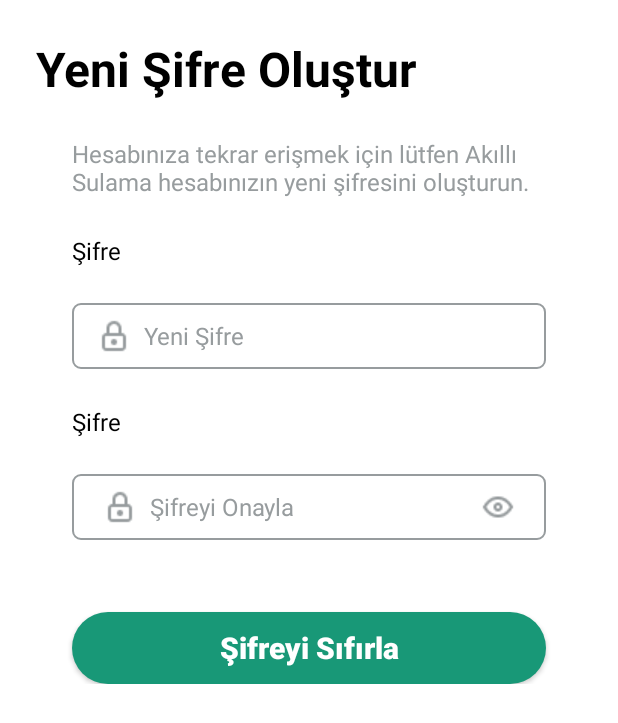
After one commit to elifcr/Sulama_Sistemi, an Android app: the NewPasswordActivity screen opened directly, with no data from a screen before it, on a phone screen of 412 x 824 dp. The commit adds this screen. Shown: the top 723 px of the screen. Run offline under Robolectric (Android 15) with nearby library versions, the phone set to English and light mode, and no system bars.

Commit message:
Şifremi Unuttum

```diff
--- a/app/build.gradle.kts
+++ b/app/build.gradle.kts
@@ -38,7 +38,6 @@ android {
         viewBinding = true
         dataBinding = true
     }
-
 }
 
 dependencies {
--- /dev/null
+++ b/app/src/main/java/com/example/myapplication/NewPasswordActivity.kt
@@ -0,0 +1,20 @@
+package com.example.myapplication
+
+import android.os.Bundle
+import androidx.activity.enableEdgeToEdge
+import androidx.appcompat.app.AppCompatActivity
+import androidx.core.view.ViewCompat
+import androidx.core.view.WindowInsetsCompat
+
+class NewPasswordActivity : AppCompatActivity() {
+    override fun onCreate(savedInstanceState: Bundle?) {
+        super.onCreate(savedInstanceState)
+        enableEdgeToEdge()
+        setContentView(R.layout.activity_new_password)
+        ViewCompat.setOnApplyWindowInsetsListener(findViewById(R.id.main)) { v, insets ->
+            val systemBars = insets.getInsets(WindowInsetsCompat.Type.systemBars())
+            v.setPadding(systemBars.left, systemBars.top, systemBars.right, systemBars.bottom)
+            insets
+        }
+    }
+}
--- /dev/null
+++ b/app/src/main/res/layout/activity_new_password.xml
@@ -0,0 +1,144 @@
+<?xml version="1.0" encoding="utf-8"?>
+<ScrollView xmlns:android="http://schemas.android.com/apk/res/android"
+    xmlns:app="http://schemas.android.com/apk/res-auto"
+    xmlns:tools="http://schemas.android.com/tools"
+    android:id="@+id/main"
+    android:layout_width="match_parent"
+    android:layout_height="match_parent"
+    android:background="@color/white"
+    tools:context=".LoginActivity">
+
+    <androidx.constraintlayout.widget.ConstraintLayout
+        android:layout_width="match_parent"
+        android:layout_height="wrap_content"
+        android:background="@color/white"
+        android:padding="24dp"
+        android:paddingTop="32dp"
+        android:paddingBottom="24dp">
+
+        <TextView
+            android:id="@+id/newPassword"
+            android:layout_width="match_parent"
+            android:layout_height="wrap_content"
+            android:layout_marginTop="24dp"
+            android:fontFamily="sans-serif"
+            android:text="Yeni Şifre Oluştur"
+            android:textColor="@color/black"
+            android:textSize="32sp"
+            android:textStyle="bold"
+            tools:ignore="MissingConstraints" />
+
+        <TextView
+            android:id="@+id/newPasswordText"
+            android:layout_width="match_parent"
+            android:layout_height="wrap_content"
+            android:layout_marginHorizontal="24dp"
+            android:layout_marginTop="24dp"
+            android:layout_alignParentTop="true"
+            android:layout_alignParentBottom="true"
+            android:text="Hesabınıza tekrar erişmek için lütfen Akıllı Sulama hesabınızın yeni şifresini oluşturun."
+            android:textColor="@color/text"
+            android:textSize="16sp"
+            app:layout_constraintEnd_toEndOf="parent"
+            app:layout_constraintStart_toStartOf="parent"
+            app:layout_constraintTop_toBottomOf="@id/newPassword"/>
+
+        <TextView
+            android:id="@+id/sifreText"
+            android:layout_width="match_parent"
+            android:layout_height="wrap_content"
+            android:layout_alignParentTop="true"
+            android:layout_alignParentBottom="true"
+            android:layout_marginHorizontal="24dp"
+            android:layout_marginTop="24dp"
+            android:layout_marginBottom="0dp"
+            android:text="Şifre"
+            android:textColor="@color/black"
+            android:textSize="16sp"
+            app:layout_constraintEnd_toEndOf="parent"
+            app:layout_constraintStart_toStartOf="parent"
+            app:layout_constraintTop_toBottomOf="@id/newPasswordText" />
+        <EditText
+            android:id="@+id/password"
+            android:layout_width="match_parent"
+            android:layout_height="wrap_content"
+            android:layout_marginHorizontal="24dp"
+            android:layout_marginTop="24dp"
+            android:layout_marginBottom="72dp"
+            android:background="@drawable/textfield"
+            android:drawableStart="@drawable/password"
+            android:drawablePadding="8dp"
+            android:gravity="center_vertical"
+            android:hint="Yeni Şifre"
+            android:paddingHorizontal="16dp"
+            android:paddingVertical="10dp"
+            android:textColor="@color/text"
+            android:textColorHint="@color/text"
+            android:textSize="16sp"
+            android:inputType="textPassword"
+            app:layout_constraintEnd_toEndOf="parent"
+            app:layout_constraintStart_toStartOf="parent"
+            app:layout_constraintTop_toBottomOf="@id/sifreText" />
+        <TextView
+            android:id="@+id/epostaText2"
+            android:layout_width="match_parent"
+            android:layout_height="wrap_content"
+            android:layout_alignParentTop="true"
+            android:layout_alignParentBottom="true"
+            android:layout_marginHorizontal="24dp"
+            android:layout_marginTop="24dp"
+            android:layout_marginBottom="0dp"
+            android:text="Şifre"
+            android:textColor="@color/black"
+            android:textSize="16sp"
+            app:layout_constraintEnd_toEndOf="parent"
+            app:layout_constraintStart_toStartOf="parent"
+            app:layout_constraintTop_toBottomOf="@id/password" />
+
+        <EditText
+            android:id="@+id/password2"
+            android:layout_width="match_parent"
+            android:layout_height="wrap_content"
+            android:layout_marginHorizontal="24dp"
+            android:layout_marginTop="24dp"
+            android:layout_marginBottom="72dp"
+            android:background="@drawable/textfield"
+            android:drawableStart="@drawable/password"
+            android:drawableEnd="@drawable/eyes"
+            android:drawablePadding="8dp"
+            android:gravity="center_vertical"
+            android:hint="Şifreyi Onayla"
+            android:paddingStart="20dp"
+            android:paddingTop="10dp"
+            android:paddingEnd="20dp"
+            android:paddingBottom="10dp"
+            android:textColor="@color/text"
+            android:textColorHint="@color/text"
+            android:textSize="16sp"
+            android:inputType="textPassword"
+            app:layout_constraintEnd_toEndOf="parent"
+            app:layout_constraintStart_toStartOf="parent"
+            app:layout_constraintTop_toBottomOf="@id/epostaText2" />
+        <Button
+            android:id="@+id/buttonKayitOl"
+            android:layout_width="match_parent"
+            android:layout_height="48dp"
+            android:layout_marginHorizontal="24dp"
+            android:layout_marginTop="48dp"
+            android:layout_marginBottom="72dp"
+            android:background="@drawable/buttonarkaplan"
+            android:fontFamily="sans-serif-medium"
+            android:gravity="center_vertical|center_horizontal"
+            android:text="Şifreyi Sıfırla"
+            android:textAlignment="center"
+            android:textAllCaps="false"
+            android:textColor="@color/white"
+            android:textSize="20sp"
+            android:textStyle="bold"
+            app:layout_constraintEnd_toEndOf="parent"
+            app:layout_constraintStart_toStartOf="parent"
+            app:layout_constraintTop_toBottomOf="@id/password2" />
+
+    </androidx.constraintlayout.widget.ConstraintLayout>
+
+</ScrollView>
--- a/app/src/main/res/layout/activity_sign_in.xml
+++ b/app/src/main/res/layout/activity_sign_in.xml
@@ -30,7 +30,7 @@
             app:layout_constraintStart_toStartOf="parent"
             app:layout_constraintTop_toTopOf="parent" />
 
-            <TextView
+        <TextView
                 android:id="@+id/kayitText"
                 android:layout_width="327dp"
                 android:layout_height="38dp"
@@ -104,6 +104,7 @@
             android:textColor="@color/text"
             android:textColorHint="@color/text"
             android:textSize="16sp"
+            android:inputType="textPassword"
             app:layout_constraintEnd_toEndOf="parent"
             app:layout_constraintStart_toStartOf="parent"
             app:layout_constraintTop_toBottomOf="@id/kayitEposta" />
@@ -128,6 +129,7 @@
             android:textColor="@color/text"
             android:textColorHint="@color/text"
             android:textSize="16sp"
+            android:inputType="textPassword"
             app:layout_constraintEnd_toEndOf="parent"
             app:layout_constraintStart_toStartOf="parent"
             app:layout_constraintTop_toBottomOf="@id/kayitsifre" />
--- a/app/src/main/res/values/themes.xml
+++ b/app/src/main/res/values/themes.xml
@@ -8,5 +8,5 @@
 
     </style>
 
-    <style name="Theme.MyApplication" parent="Base.Theme.MyApplication" />
+    <style name="Theme.MyApplication" parent="Theme.AppCompat.NoActionBar" />
 </resources>
```
Also changed, not shown: app/src/main/AndroidManifest.xml (+9 -2 lines), app/src/main/java/com/example/myapplication/RestPasswordActivity.kt (added, +48 -0 lines), app/src/main/java/com/example/myapplication/SignInActivity.kt (+8 -2 lines), app/src/main/java/com/example/myapplication/Util/LoginActivity.kt (+26 -1 lines), app/src/main/res/layout/activity_login.xml (+28 -2 lines), app/src/main/res/layout/activity_rest_password.xml (added, +114 -0 lines), app/src/main/res/drawable/ic_left.webp (added).
